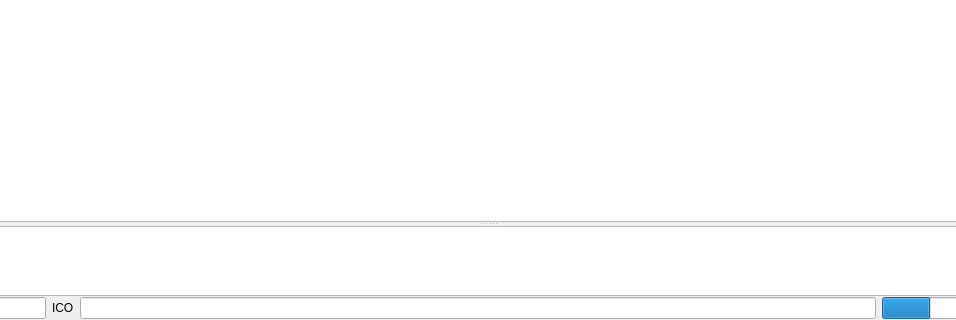
The window that source/app/main_window.ui (Samolleg/ataman-mp) describes before a commit, drawn with Qt 5; both pictures show x 165 to 1121 and y 366 to 686 of the 1250 by 686 pixel window.
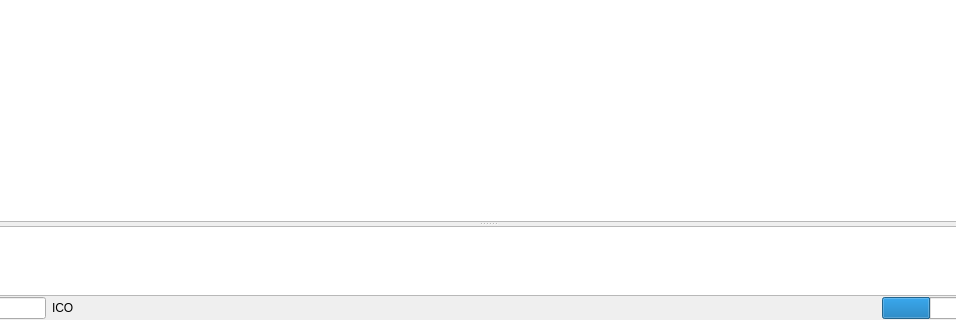
The same window after the commit. Custom widgets are drawn as their Qt base class.

What changed in the file:
```diff
--- a/source/app/main_window.ui
+++ b/source/app/main_window.ui
@@ -285,7 +285,17 @@
        </widget>
       </item>
       <item>
-       <widget class="QLineEdit" name="statusBar"/>
+       <widget class="QLabel" name="statusBar">
+        <property name="sizePolicy">
+         <sizepolicy hsizetype="Expanding" vsizetype="Preferred">
+          <horstretch>1</horstretch>
+          <verstretch>0</verstretch>
+         </sizepolicy>
+        </property>
+        <property name="text">
+         <string/>
+        </property>
+       </widget>
       </item>
       <item>
        <widget class="CProgressView" name="progressBar">
```
